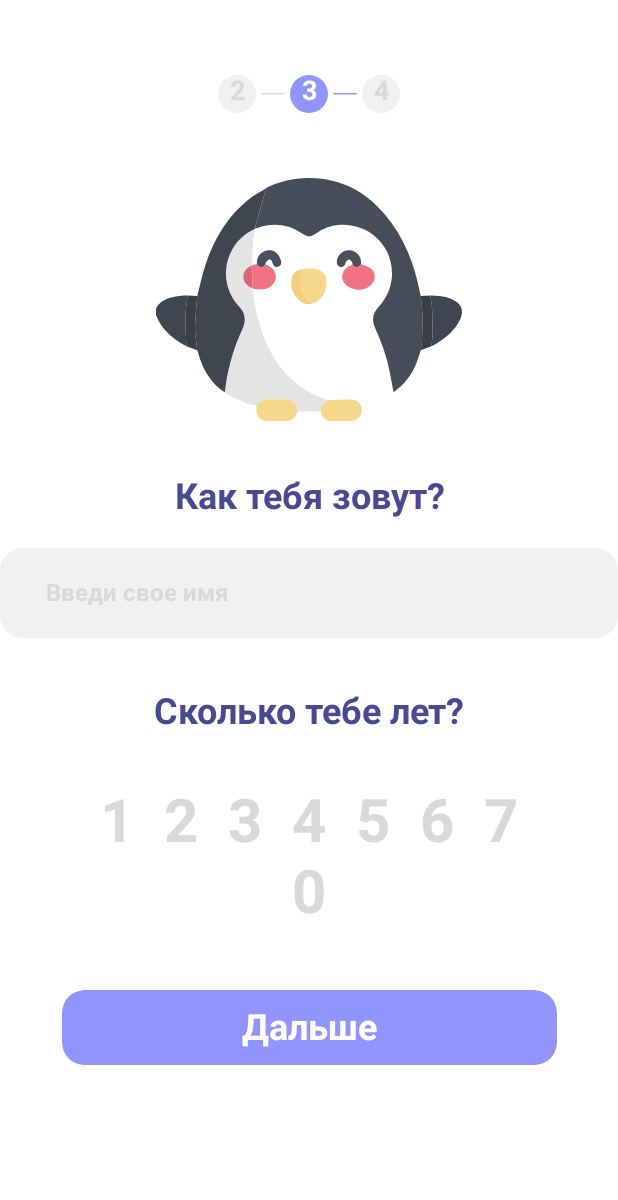
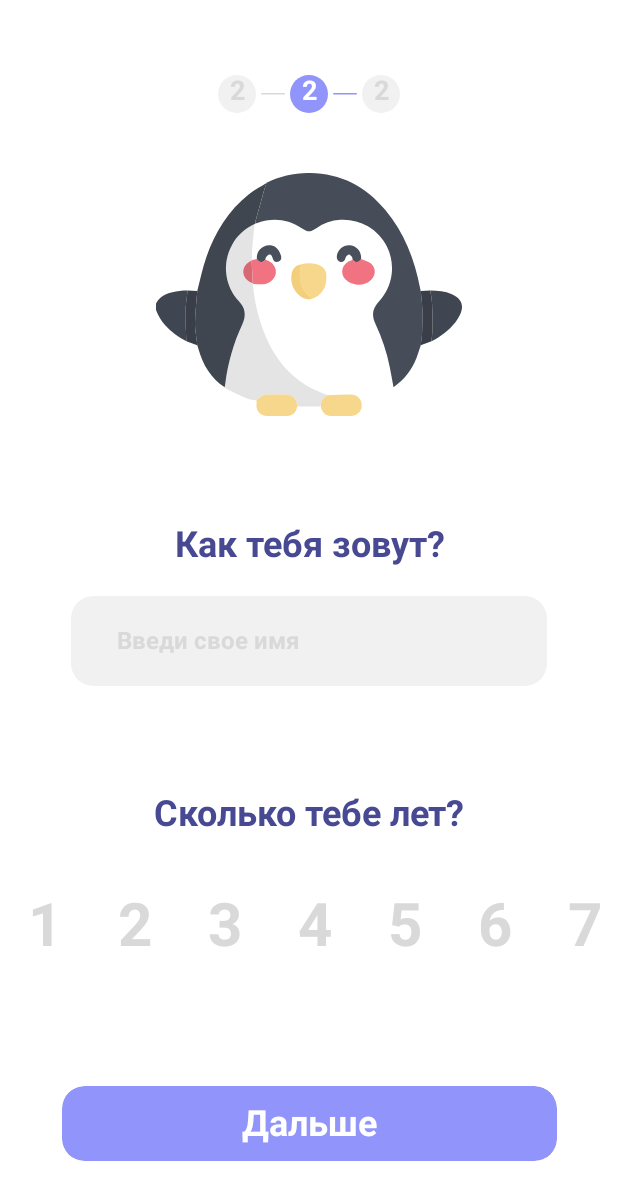
Before and after one commit to Turtle-Team/NoLimits4WebHackaton, an Android app built with Jetpack Compose: the RegisterScreen screen opened through its navigation route, after a tap on "Дальше", on a phone screen of 412 x 824 dp. Shown: the top 1200 px of the screen. Run offline under Robolectric (Android 15) with nearby library versions, the phone set to English and light mode, and no system bars; libraries missing offline, so code that uses them is left out: com.squareup.sqldelight.

Commit message:
Перенёс стейты в этапах и переделал вёрстку

```diff
--- a/androidApp/src/main/java/com/lyadsky/nolimits4webapp/android/MyApplicationTheme.kt
+++ b/androidApp/src/main/java/com/lyadsky/nolimits4webapp/android/MyApplicationTheme.kt
@@ -15,20 +15,24 @@ fun AppTheme(
 ) {
 
     val dayColors = Colors(
+        background = Color.White,
         color1 = Color(0xFF9094FB),
         color2 = Color(0xFF66D5FD),
         color3 = Color(0xFF98D14B),
         color4 = Color(0xFFFEB242),
-        color5 =Color(0xFFF791A4)
+        color5 =Color(0xFFF791A4),
+        color6 = Color(0xFF474992)
     )
 
     //FIXME если будет палитра для тёмной темы заменить цвета
     val nightColors = Colors(
+        background = Color.White,
         color1 = Color(0xFF9094FB),
         color2 = Color(0xFF66D5FD),
         color3 = Color(0xFF98D14B),
         color4 = Color(0xFFFEB242),
-        color5 =Color(0xFFF791A4)
+        color5 =Color(0xFFF791A4),
+        color6 = Color(0xFF474992)
     )
 
     CompositionLocalProvider(LocalColors provides if (darkTheme) dayColors else nightColors){
@@ -37,9 +41,11 @@ fun AppTheme(
 }
 
 data class Colors(
+    val background: Color,
     val color1: Color,
     val color2: Color,
     val color3: Color,
     val color4: Color,
-    val color5: Color
+    val color5: Color,
+    val color6: Color
 )
--- a/androidApp/src/main/java/com/lyadsky/nolimits4webapp/android/features/infoUser/InfoUserScreen.kt
+++ /dev/null
@@ -1,124 +0,0 @@
-package com.lyadsky.nolimits4webapp.android.features.infoUser
-
-import android.annotation.SuppressLint
-import androidx.compose.foundation.Image
-import androidx.compose.foundation.background
-import androidx.compose.foundation.border
-import androidx.compose.foundation.clickable
-import androidx.compose.foundation.layout.*
-import androidx.compose.foundation.lazy.LazyRow
-import androidx.compose.foundation.lazy.items
-import androidx.compose.foundation.shape.RoundedCornerShape
-import androidx.compose.material.Divider
-import androidx.compose.material.Text
-import androidx.compose.runtime.*
-import androidx.compose.ui.Alignment
-import androidx.compose.ui.Modifier
-import androidx.compose.ui.graphics.Color
-import androidx.compose.ui.res.painterResource
-import androidx.compose.ui.text.TextStyle
-import androidx.compose.ui.text.font.FontWeight
-import androidx.compose.ui.text.input.TextFieldValue
-import androidx.compose.ui.text.style.TextAlign
-import androidx.compose.ui.unit.dp
-import androidx.compose.ui.unit.sp
-import com.lyadsky.nolimits4webapp.android.R
-import com.lyadsky.nolimits4webapp.android.features.views.bars.StageBar
-import com.lyadsky.nolimits4webapp.android.features.views.buttons.CommonButton
-import com.lyadsky.nolimits4webapp.android.features.views.edit_texts.CommonEditText
-
-
-@SuppressLint("UnrememberedMutableState")
-@Composable
-fun InfoUserScreen() {
-    Column(
-        Modifier
-            .fillMaxSize()
-            .padding(top = 50.dp),
-        horizontalAlignment = Alignment.CenterHorizontally
-    ) {
-        var ageSelected by remember { mutableStateOf(0) }
-
-        StageBar(number = 2)
-        Divider(Modifier.padding(top = 42.dp), color = Color.White)
-
-        Column(horizontalAlignment = Alignment.CenterHorizontally) {
-            Image(
-                painter = painterResource(id = R.drawable.ic_penguin), contentDescription = "",
-            )
-            Divider(Modifier.padding(top = 35.dp), color = Color.White)
-            CommonEditText(
-                title = "Как тебя зовут?",
-                placeholder = "Введи свое имя",
-                isCenterText = true
-            ){}
-        }
-
-        Column(
-            horizontalAlignment = Alignment.CenterHorizontally,
-            modifier = Modifier.padding(top = 35.dp)
-        ) {
-            Text(
-                text = "Сколько тебе лет?", style = TextStyle(
-                    fontSize = 24.sp,
-                    fontWeight = FontWeight(700),
-                    color = Color(0xFF474992)
-                ),
-                modifier = Modifier.padding(bottom = 20.dp)
-            )
-
-            val age = listOf(1, 2, 3, 4, 5, 6, 7)
-
-            LazyRow(modifier = Modifier.padding(top = 15.dp), verticalAlignment = Alignment.CenterVertically) {
-                items(items = age) { item ->
-                    if (ageSelected == item){
-                        Row (horizontalArrangement = Arrangement.Center, verticalAlignment = Alignment.CenterVertically) {
-                            Text(
-                                text = item.toString(), style = TextStyle(
-                                    color = Color(0xFF9094FB),
-                                    fontSize = 48.sp,
-                                    textAlign = TextAlign.Center,
-                                    fontWeight = FontWeight(700)
-                                ),
-                                modifier = Modifier
-                                    .padding(horizontal = 10.dp)
-                                    .clickable { ageSelected = item }
-                                    .border(
-                                        width = 2.dp,
-                                        color = Color(0xFF9094FB),
-                                        shape = RoundedCornerShape(10.dp)
-                                    )
-                                    .width(50.dp)
-                                    .height(70.dp)
-                            )
-                        }
-                    } else {
-                        Text(
-                            text = item.toString(), style = TextStyle(
-                                color = Color(0xFFD9D9D9),
-                                fontSize = 40.sp,
-                                fontWeight = FontWeight(700)
-                            ),
-                            modifier = Modifier
-                                .padding(horizontal = 10.dp)
-                                .clickable { ageSelected = item }
-                        )
-                    }
-                }
-            }
-            Text(
-                text = ageSelected.toString(), style = TextStyle(
-                    color = Color(0xFFD9D9D9),
-                    fontSize = 40.sp,
-                    fontWeight = FontWeight(700)
-                )
-            )
-        }
-
-
-        Divider(Modifier.padding(top = 40.dp), color = Color.White)
-        CommonButton(text = "Дальше") {
-
-        }
-    }
-}
--- a/androidApp/src/main/java/com/lyadsky/nolimits4webapp/android/features/mainNavigation/MainNavigationScreen.kt
+++ b/androidApp/src/main/java/com/lyadsky/nolimits4webapp/android/features/mainNavigation/MainNavigationScreen.kt
@@ -18,6 +18,7 @@ import com.lyadsky.nolimits4webapp.android.features.infoUser.InfoUserScreen
 import com.lyadsky.nolimits4webapp.android.features.welcome.WelcomeScreen
 import com.lyadsky.nolimits4webapp.android.features.main.MainScreen
 import com.lyadsky.nolimits4webapp.android.features.register.RegisterScreen
+import com.lyadsky.nolimits4webapp.android.features.register.RegisterScreens
 import com.lyadsky.nolimits4webapp.common.navigation.ScreenRoute
 import com.lyadsky.nolimits4webapp.features.mainNavigation.viewModel.MainNavigationViewModel
 import org.koin.androidx.compose.getViewModel
@@ -64,10 +65,7 @@ fun MainNavigationScreen(
                 AuthScreen()
             }
             composable(route = ScreenRoute.Register.name) {
-                RegisterScreen()
-            }
-            composable(route = ScreenRoute.InfoUser.name) {
-                InfoUserScreen()
+                RegisterScreens()
             }
             composable(route = ScreenRoute.Welcome.name) {
                 WelcomeScreen()
--- /dev/null
+++ b/androidApp/src/main/java/com/lyadsky/nolimits4webapp/android/features/register/Register.kt
@@ -0,0 +1,47 @@
+package com.lyadsky.nolimits4webapp.android.features.register
+
+import androidx.activity.compose.BackHandler
+import androidx.compose.foundation.background
+import androidx.compose.foundation.layout.Column
+import androidx.compose.foundation.layout.fillMaxSize
+import androidx.compose.foundation.layout.padding
+import androidx.compose.runtime.Composable
+import androidx.compose.runtime.collectAsState
+import androidx.compose.ui.Alignment
+import androidx.compose.ui.Modifier
+import androidx.compose.ui.unit.dp
+import com.lyadsky.nolimits4webapp.android.LocalColors
+import com.lyadsky.nolimits4webapp.android.di.ViewModelWrapper
+import com.lyadsky.nolimits4webapp.android.features.infoUser.InfoUserScreen
+import com.lyadsky.nolimits4webapp.android.features.register.layouts.HobbiesScreen
+import com.lyadsky.nolimits4webapp.android.features.views.bars.StageBar
+import com.lyadsky.nolimits4webapp.features.register.viewModel.RegisterViewModel
+import org.koin.androidx.compose.getViewModel
+import org.koin.core.qualifier.named
+
+@Composable
+fun RegisterScreens(
+    viewModelWrapper: ViewModelWrapper<RegisterViewModel> =
+        getViewModel(named("RegisterViewModel"))
+) {
+
+    val state = viewModelWrapper.viewModel.state.collectAsState()
+
+    BackHandler {
+        viewModelWrapper.viewModel.onBackAction()
+    }
+
+    Column(
+        modifier = Modifier
+            .fillMaxSize()
+            .background(LocalColors.current.background),
+        horizontalAlignment = Alignment.CenterHorizontally
+    ) {
+        StageBar(Modifier.padding(top = 50.dp),number = state.value.stage)
+        when (state.value.stage) {
+            1 -> RegisterScreen(viewModelWrapper)
+            2 -> InfoUserScreen(viewModelWrapper)
+            3 -> HobbiesScreen(viewModelWrapper)
+        }
+    }
+}
--- /dev/null
+++ b/androidApp/src/main/java/com/lyadsky/nolimits4webapp/android/features/register/layouts/InfoUserScreen.kt
@@ -0,0 +1,130 @@
+package com.lyadsky.nolimits4webapp.android.features.infoUser
+
+import android.annotation.SuppressLint
+import androidx.compose.foundation.Image
+import androidx.compose.foundation.border
+import androidx.compose.foundation.clickable
+import androidx.compose.foundation.interaction.MutableInteractionSource
+import androidx.compose.foundation.layout.*
+import androidx.compose.foundation.lazy.LazyColumn
+import androidx.compose.foundation.lazy.LazyRow
+import androidx.compose.foundation.shape.RoundedCornerShape
+import androidx.compose.material.Text
+import androidx.compose.runtime.*
+import androidx.compose.ui.Alignment
+import androidx.compose.ui.Modifier
+import androidx.compose.ui.graphics.Color
+import androidx.compose.ui.res.painterResource
+import androidx.compose.ui.text.TextStyle
+import androidx.compose.ui.text.font.FontWeight
+import androidx.compose.ui.unit.dp
+import androidx.compose.ui.unit.sp
+import com.lyadsky.nolimits4webapp.android.LocalColors
+import com.lyadsky.nolimits4webapp.android.R
+import com.lyadsky.nolimits4webapp.android.di.ViewModelWrapper
+import com.lyadsky.nolimits4webapp.android.features.views.buttons.CommonButton
+import com.lyadsky.nolimits4webapp.android.features.views.edit_texts.CommonEditText
+import com.lyadsky.nolimits4webapp.features.register.viewModel.RegisterViewModel
+
+
+@SuppressLint("UnrememberedMutableState")
+@Composable
+fun InfoUserScreen(
+    viewModelWrapper: ViewModelWrapper<RegisterViewModel>
+) {
+
+    val state = viewModelWrapper.viewModel.state.collectAsState()
+
+    LazyColumn(
+        Modifier
+            .fillMaxSize(),
+        contentPadding = PaddingValues(top = 40.dp, bottom = 50.dp),
+        horizontalAlignment = Alignment.CenterHorizontally,
+        verticalArrangement = Arrangement.SpaceBetween
+    ) {
+        item {
+            Image(
+                painter = painterResource(id = R.drawable.ic_penguin), contentDescription = "",
+            )
+        }
+
+        item {
+            CommonEditText(
+                modifier = Modifier.padding(horizontal = 47.dp),
+                title = "Как тебя зовут?",
+                textState = state.value.name,
+                placeholder = "Введи свое имя",
+                isCenterText = true
+            ) { viewModelWrapper.viewModel.onNameChanged(it) }
+        }
+
+        item {
+            Column(
+                verticalArrangement = Arrangement.spacedBy(25.dp),
+                horizontalAlignment = Alignment.CenterHorizontally
+            ) {
+                Text(
+                    text = "Сколько тебе лет?",
+                    style = TextStyle(
+                        fontSize = 24.sp,
+                        fontWeight = FontWeight(700),
+                        color = Color(0xFF474992)
+                    ),
+                )
+                AgeSelector(
+                    age = state.value.age,
+                    onAgeChanged = { viewModelWrapper.viewModel.onAgeChanged(it) })
+            }
+        }
+
+        item {
+            CommonButton(text = "Дальше") {
+                viewModelWrapper.viewModel.onNextClick()
+            }
+        }
+    }
+}
+
+@Composable
+fun AgeSelector(age: Int, onAgeChanged: (Int) -> Unit) {
+    LazyRow(
+        verticalAlignment = Alignment.CenterVertically,
+//        horizontalArrangement = Arrangement.spacedBy(19.dp)
+    ) {
+        items(count = 7) { count ->
+            val it = count + 1
+
+            val style = if (age != it) TextStyle(
+                color = Color(0xFFD9D9D9),
+                fontSize = 40.sp
+            ) else TextStyle(
+                color = LocalColors.current.color1,
+                fontSize = 48.sp
+            )
+
+            Box(
+                modifier = Modifier.size(60.dp, 70.dp),
+                contentAlignment = Alignment.Center
+            ) {
+                Box(
+                    modifier = Modifier
+                        .size(49.dp, 58.dp)
+                        .border(
+                            2.dp,
+                            if (age == it) LocalColors.current.color1 else Color.Transparent,
+                            RoundedCornerShape(10.dp)
+                        )
+                        .clickable(
+                            MutableInteractionSource(),
+                            indication = null
+                        ) { onAgeChanged(it) },
+                )
+                Text(
+                    text = it.toString(),
+                    fontWeight = FontWeight(700),
+                    style = style
+                )
+            }
+        }
+    }
+}
--- a/androidApp/src/main/java/com/lyadsky/nolimits4webapp/android/features/register/RegisterScreen.kt
+++ b/androidApp/src/main/java/com/lyadsky/nolimits4webapp/android/features/register/layouts/RegisterScreen.kt
@@ -1,27 +1,24 @@
 package com.lyadsky.nolimits4webapp.android.features.register
 
-import androidx.compose.foundation.ExperimentalFoundationApi
 import androidx.compose.foundation.layout.*
 import androidx.compose.foundation.lazy.LazyColumn
 import androidx.compose.runtime.Composable
+import androidx.compose.runtime.collectAsState
 import androidx.compose.ui.Alignment
 import androidx.compose.ui.Modifier
 import androidx.compose.ui.unit.dp
 import com.lyadsky.nolimits4webapp.android.di.ViewModelWrapper
-import com.lyadsky.nolimits4webapp.android.features.views.bars.StageBar
 import com.lyadsky.nolimits4webapp.android.features.views.buttons.CommonButton
 import com.lyadsky.nolimits4webapp.android.features.views.edit_texts.CommonEditText
 import com.lyadsky.nolimits4webapp.features.register.viewModel.RegisterViewModel
-import com.lyadsky.nolimits4webapp.features.welcome.viewModel.WelcomeViewModel
-import org.koin.androidx.compose.getViewModel
-import org.koin.core.qualifier.named
 
-@OptIn(ExperimentalFoundationApi::class)
 @Composable
 fun RegisterScreen(
-    viewModelWrapper: ViewModelWrapper<RegisterViewModel> =
-        getViewModel(named("RegisterViewModel"))
+    viewModelWrapper: ViewModelWrapper<RegisterViewModel>
 ) {
+
+    val state = viewModelWrapper.viewModel.state.collectAsState()
+
     LazyColumn(
         Modifier
             .fillMaxSize(),
@@ -29,19 +26,28 @@ fun RegisterScreen(
         horizontalAlignment = Alignment.CenterHorizontally,
         verticalArrangement = Arrangement.spacedBy(30.dp)
     ) {
-        stickyHeader {
-            StageBar(number = 1)
-        }
         item {
             Column(
                 modifier = Modifier.fillMaxWidth(),
                 verticalArrangement = Arrangement.spacedBy(30.dp, Alignment.CenterVertically)
             ) {
-                CommonEditText(title = "Имя пользователя", onValueChanged = {})
+                CommonEditText(
+                    title = "Имя пользователя",
+                    onValueChanged = {viewModelWrapper.viewModel.onNameChanged(it)},
+                    textState = state.value.name
+                )
 
-                CommonEditText(title = "Электронная почта", onValueChanged = {})
+                CommonEditText(
+                    title = "Электронная почта",
+                    onValueChanged = {viewModelWrapper.viewModel.onEmailChanged(it)},
+                    textState = state.value.email
+                )
 
-                CommonEditText(title = "Пароль", onValueChanged = {})
+                CommonEditText(
+                    title = "Пароль",
+                    onValueChanged = {viewModelWrapper.viewModel.onPasswordChanged(it)},
+                    textState = state.value.password
+                )
             }
         }
         item {
--- a/androidApp/src/main/java/com/lyadsky/nolimits4webapp/android/features/views/bars/StageBar.kt
+++ b/androidApp/src/main/java/com/lyadsky/nolimits4webapp/android/features/views/bars/StageBar.kt
@@ -42,7 +42,7 @@ fun StageBar(modifier: Modifier = Modifier,number: Int) {
         )
 
         Text(
-            text = "${number+1}", modifier = Modifier
+            text = "$number", modifier = Modifier
                 .background(
                     color = if (number == 2) Color(0xFF9094FB) else Color(0xFFF1F1F1),
                     shape = CircleShape
@@ -63,7 +63,7 @@ fun StageBar(modifier: Modifier = Modifier,number: Int) {
         )
 
         Text(
-            text = "${number+2}", modifier = Modifier
+            text = "$number", modifier = Modifier
                 .background(
                     color = if (number == 3) Color(0xFF9094FB) else Color(0xFFF1F1F1),
                     shape = CircleShape
--- a/androidApp/src/main/java/com/lyadsky/nolimits4webapp/android/features/views/buttons/CommonButton.kt
+++ b/androidApp/src/main/java/com/lyadsky/nolimits4webapp/android/features/views/buttons/CommonButton.kt
@@ -20,6 +20,7 @@ import androidx.compose.ui.unit.sp
 
 @Composable
 fun CommonButton(
+    modifier: Modifier = Modifier,
     text: String,
     color: Color? = Color(0xFF9094FB),
     onClick: () -> Unit?,
@@ -28,7 +29,7 @@ fun CommonButton(
         modifier = Modifier
             .width(330.dp)
             .clip(RoundedCornerShape(15.dp))
-            .height(50.dp),
+            .height(50.dp).then(modifier),
         onClick = { onClick() },
         shape = RoundedCornerShape(15.dp),
         colors = ButtonDefaults.buttonColors(
--- a/androidApp/src/main/java/com/lyadsky/nolimits4webapp/android/features/views/edit_texts/CommonEditText.kt
+++ b/androidApp/src/main/java/com/lyadsky/nolimits4webapp/android/features/views/edit_texts/CommonEditText.kt
@@ -22,6 +22,7 @@ import androidx.compose.ui.unit.sp
 
 @Composable
 fun CommonEditText(
+    modifier: Modifier = Modifier,
     title: String,
     placeholder: String? = null,
     isCenterText: Boolean = false,
@@ -31,7 +32,7 @@ fun CommonEditText(
 
     var text by remember { mutableStateOf(textState) }
 
-    Column {
+    Column(modifier) {
         Text(
             text = title, style = TextStyle(
                 fontSize = 24.sp,
--- a/androidApp/src/main/java/com/lyadsky/nolimits4webapp/android/navigation/Navigator.kt
+++ b/androidApp/src/main/java/com/lyadsky/nolimits4webapp/android/navigation/Navigator.kt
@@ -36,10 +36,6 @@ class NavigatorImpl(
         navigateToNavBarDestination(ScreenRoute.Profile)
     }
 
-    override fun navigateToInfoUser() {
-        navigateToNavBarDestination(ScreenRoute.InfoUser)
-    }
-
     override fun navigateToCatalog() {
         navigateToNavBarDestination(ScreenRoute.Catalog)
     }
--- a/shared/src/commonMain/kotlin/com/lyadsky/nolimits4webapp/common/navigation/Navigator.kt
+++ b/shared/src/commonMain/kotlin/com/lyadsky/nolimits4webapp/common/navigation/Navigator.kt
@@ -6,7 +6,6 @@ enum class ScreenRoute {
     Welcome,
     Auth,
     Register,
-    InfoUser,
     Catalog
 }
 
@@ -17,6 +16,5 @@ interface Navigator {
     fun navigateToAuth()
     fun navigateToRegister()
     fun navigateToProfile()
-    fun navigateToInfoUser()
     fun navigateToCatalog()
 }
--- /dev/null
+++ b/shared/src/commonMain/kotlin/com/lyadsky/nolimits4webapp/features/register/state/RegisterState.kt
@@ -0,0 +1,10 @@
+package com.lyadsky.nolimits4webapp.features.register.state
+
+data class RegisterState(
+    val stage: Int = 1,
+    val age: Int = 0,
+    val name: String = "",
+    val email: String = "",
+    val password: String = "",
+    val interesting: List<String> = emptyList()
+)
--- a/shared/src/commonMain/kotlin/com/lyadsky/nolimits4webapp/features/register/viewModel/RegisterViewModel.kt
+++ b/shared/src/commonMain/kotlin/com/lyadsky/nolimits4webapp/features/register/viewModel/RegisterViewModel.kt
@@ -4,17 +4,71 @@ import com.lyadsky.nolimits4webapp.common.navigation.Navigator
 import com.lyadsky.nolimits4webapp.common.viewModel.KmpViewModel
 import com.lyadsky.nolimits4webapp.common.viewModel.KmpViewModelImpl
 import com.lyadsky.nolimits4webapp.common.viewModel.SubScreenViewModel
+import com.lyadsky.nolimits4webapp.features.register.state.RegisterState
+import kotlinx.coroutines.flow.MutableStateFlow
+import kotlinx.coroutines.flow.StateFlow
+import kotlinx.coroutines.flow.asStateFlow
+import kotlinx.coroutines.flow.update
 import org.koin.core.component.KoinComponent
 
 interface RegisterViewModel : KmpViewModel, SubScreenViewModel {
+
+    val state: StateFlow<RegisterState>
+
     fun onNextClick()
+
+    fun onBackAction()
+
+    fun onAgeChanged(age: Int)
+
+    fun onNameChanged(name: String)
+
+    fun onInterestingChanged(list: List<String>)
+
+    fun onPasswordChanged(password: String)
+
+    fun onEmailChanged(email: String)
 }
 
 class RegisterViewModelImpl(
     override val navigator: Navigator
 ) : KoinComponent, KmpViewModelImpl(), RegisterViewModel {
+    private val _state = MutableStateFlow(RegisterState())
+    override val state: StateFlow<RegisterState> = _state.asStateFlow()
 
     override fun onNextClick() {
-        navigator.navigateToInfoUser()
+        if (_state.value.stage < 3)
+            _state.update { it.copy(stage = _state.value.stage + 1) }
+        else {
+            navigator.navigateToMain()
+            //TODO навигация на главную или куда то ещё и сохранение всех данных о пользователе
+        }
+    }
+
+    override fun onBackAction() {
+        if (_state.value.stage > 1)
+            _state.update { it.copy(stage = _state.value.stage - 1) }
+        else
+            navigator.navigateBack()
+    }
+
+    override fun onAgeChanged(age: Int) {
+        _state.update { it.copy(age = age) }
+    }
+
+    override fun onNameChanged(name: String) {
+        _state.update { it.copy(name = name) }
+    }
+
+    override fun onInterestingChanged(list: List<String>) {
+        _state.update { it.copy(interesting = list) }
+    }
+
+    override fun onPasswordChanged(password: String) {
+        _state.update { it.copy(password = password) }
+    }
+
+    override fun onEmailChanged(email: String) {
+        _state.update { it.copy(email = email) }
     }
 }
```
Also changed, not shown: androidApp/src/main/java/com/lyadsky/nolimits4webapp/android/features/register/layouts/HobbiesScreen.kt (added, +91 -0 lines), androidApp/src/main/java/com/lyadsky/nolimits4webapp/android/features/welcome/WelcomeScreen.kt (+18 -16 lines), androidApp/src/main/res/drawable/monkey_clown.png (added).
